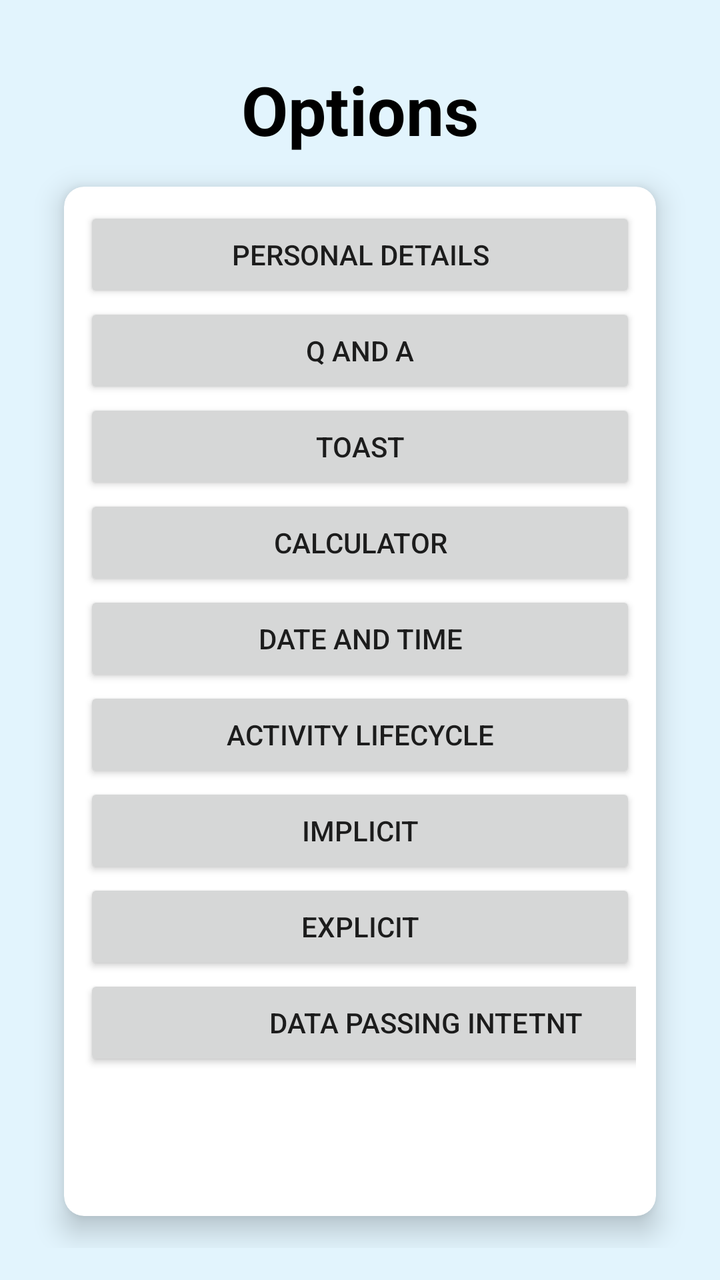
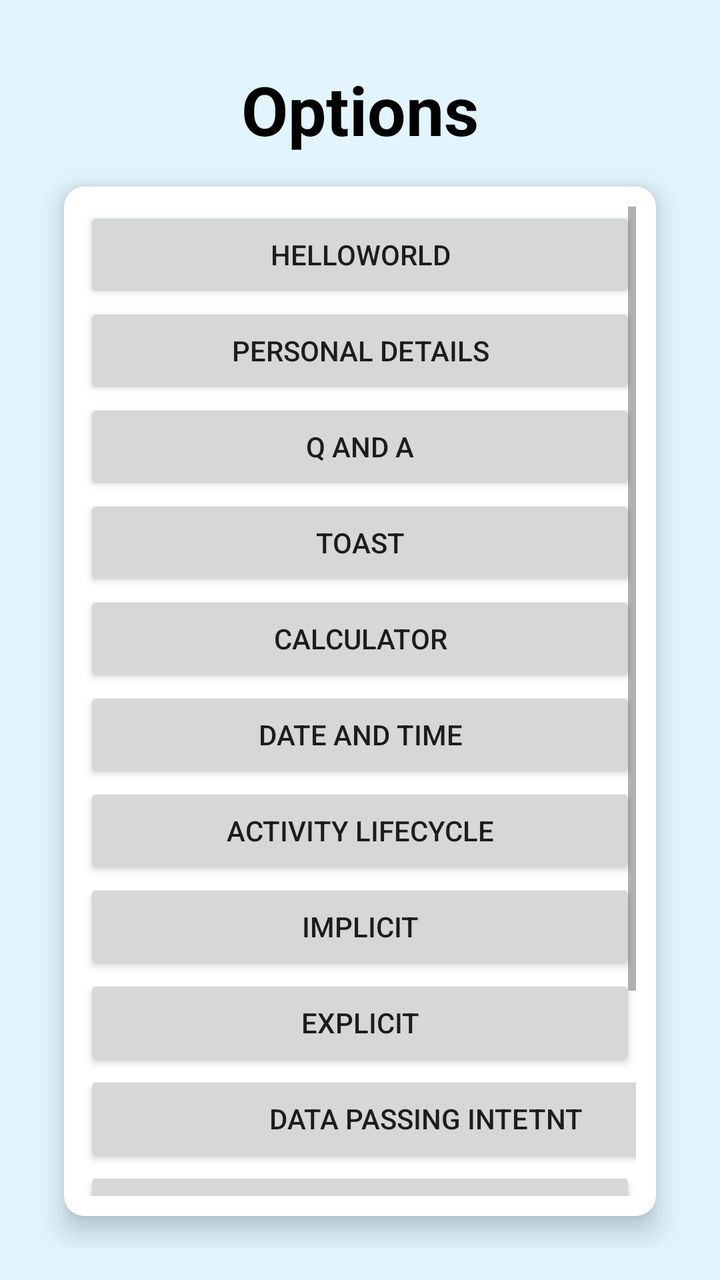

Compare the two renders of this Android layout. The source of the first and the diff that turns it into the second are given below.
<!-- AndroidManifest.xml: application theme Theme.MyApplication -->
<!-- res/layout/activity_main.xml -->
<?xml version="1.0" encoding="utf-8"?>
<androidx.constraintlayout.widget.ConstraintLayout xmlns:android="http://schemas.android.com/apk/res/android"
    xmlns:app="http://schemas.android.com/apk/res-auto"
    xmlns:tools="http://schemas.android.com/tools"
    android:layout_width="match_parent"
    android:layout_height="match_parent"
    android:background="#A1A7C8"
    android:backgroundTint="#AFE0F6"
    android:backgroundTintMode="screen"
    android:padding="16dp">

    <TextView
        android:id="@+id/textView"
        android:layout_width="wrap_content"
        android:layout_height="wrap_content"
        android:layout_marginTop="16dp"
        android:foregroundGravity="center"
        android:gravity="center"
        android:shadowColor="#000000"
        android:text="Options"
        android:textAppearance="@style/TextAppearance.AppCompat.Display1"
        android:textColor="#000000"
        android:textColorHighlight="#000000"
        android:textColorHint="#000000"
        android:textColorLink="#000000"
        android:textStyle="bold"
        app:layout_constraintEnd_toEndOf="parent"
        app:layout_constraintStart_toStartOf="parent"
        app:layout_constraintTop_toTopOf="parent" />

    <androidx.cardview.widget.CardView
        android:id="@+id/cardView"
        android:layout_width="match_parent"
        android:layout_height="0dp"
        android:layout_marginStart="16dp"
        android:layout_marginTop="16dp"
        android:layout_marginEnd="16dp"
        android:layout_marginBottom="16dp"
        app:cardBackgroundColor="#FFFFFF"
        app:cardCornerRadius="10dp"
        app:cardElevation="8dp"
        app:contentPadding="10dp"
        app:layout_constraintTop_toBottomOf="@+id/textView"
        app:layout_constraintBottom_toBottomOf="parent"
        app:layout_constraintEnd_toEndOf="parent"
        app:layout_constraintStart_toStartOf="parent">

        <ScrollView
            android:layout_width="match_parent"
            android:layout_height="wrap_content">

            <LinearLayout
                android:layout_width="match_parent"
                android:layout_height="wrap_content"
                android:orientation="vertical">

                <Button
                    android:id="@+id/personal1"
                    android:layout_width="match_parent"
                    android:layout_height="wrap_content"
                    android:text="Personal Details" />

                <Button
                    android:id="@+id/QA2"
                    android:layout_width="match_parent"
                    android:layout_height="wrap_content"
                    android:text="Q and A" />

                <Button
                    android:id="@+id/toast3"
                    android:layout_width="match_parent"
                    android:layout_height="wrap_content"
                    android:text="Toast" />

                <Button
                    android:id="@+id/cal4"
                    android:layout_width="match_parent"
                    android:layout_height="wrap_content"
                    android:text="Calculator" />

                <Button
                    android:id="@+id/date5"
                    android:layout_width="match_parent"
                    android:layout_height="wrap_content"
                    android:text="Date and time" />

                <Button
                    android:id="@+id/lifecycle6"
                    android:layout_width="match_parent"
                    android:layout_height="wrap_content"
                    android:text="Activity Lifecycle" />

                <Button
                    android:id="@+id/intent"
                    android:layout_width="match_parent"
                    android:layout_height="wrap_content"
                    android:text="Implicit" />

                <Button
                    android:id="@+id/explicitbtn"
                    android:layout_width="match_parent"
                    android:layout_height="wrap_content"
                    android:text="Explicit" />

                <Button
                    android:id="@+id/button3"
                    android:layout_width="342dp"
                    android:layout_height="wrap_content"
                    android:text="Data Passing intetnt" />

            </LinearLayout>
        </ScrollView>

    </androidx.cardview.widget.CardView>

</androidx.constraintlayout.widget.ConstraintLayout>
<!-- resources referenced by this layout -->
<resources>
  <style name="Theme.MyApplication" parent="Theme.MaterialComponents.DayNight.DarkActionBar">
          
          <item name="colorPrimary">@color/purple_500</item>
          <item name="colorPrimaryVariant">@color/purple_700</item>
          <item name="colorOnPrimary">@color/white</item>
          
          <item name="colorSecondary">@color/teal_200</item>
          <item name="colorSecondaryVariant">@color/teal_700</item>
          <item name="colorOnSecondary">@color/black</item>
          
          <item name="android:statusBarColor">?attr/colorPrimaryVariant</item>
          
      </style>
  <color name="purple_500">#FF6200EE</color>
  <color name="purple_700">#FF3700B3</color>
  <color name="white">#FFFFFFFF</color>
  <color name="teal_200">#FF03DAC5</color>
  <color name="teal_700">#FF018786</color>
  <color name="black">#FF000000</color>
</resources>

<!-- the commit's change to res/layout/activity_main.xml (unified diff, before → after) -->
@@ -55,6 +55,12 @@
                 android:orientation="vertical">
 
                 <Button
+                    android:id="@+id/helloworld"
+                    android:layout_width="match_parent"
+                    android:layout_height="wrap_content"
+                    android:text="HelloWorld" />
+
+                <Button
                     android:id="@+id/personal1"
                     android:layout_width="match_parent"
                     android:layout_height="wrap_content"
@@ -108,6 +114,24 @@
                     android:layout_height="wrap_content"
                     android:text="Data Passing intetnt" />
 
+                <Button
+                    android:id="@+id/menu"
+                    android:layout_width="match_parent"
+                    android:layout_height="wrap_content"
+                    android:text="menu" />
+
+                <Button
+                    android:id="@+id/mainalert"
+                    android:layout_width="match_parent"
+                    android:layout_height="wrap_content"
+                    android:text="AlertDialogue" />
+
+                <Button
+                    android:id="@+id/sharedp"
+                    android:layout_width="match_parent"
+                    android:layout_height="wrap_content"
+                    android:text="Shared Preference" />
+
             </LinearLayout>
         </ScrollView>
 
